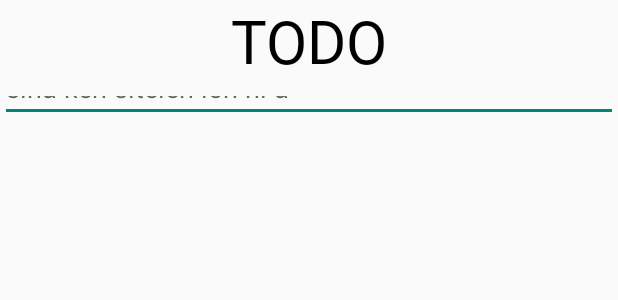
After one commit to mathmaster13/wakalito-android, an Android app built with Jetpack Compose: the layout app.xml on its own in the app's theme, with its tools: preview values and no code run, on a phone screen of 412 x 824 dp. The commit adds this screen. Shown: the top 300 px of the screen. Run offline under Robolectric (Android 15) with nearby library versions, the phone set to English and light mode, and no system bars.

Commit message:
i would REALLY like to remove all dependencies on jetpack compose. i don't want to use it. starting work on the real app

```diff
--- a/app/src/main/AndroidManifest.xml
+++ b/app/src/main/AndroidManifest.xml
@@ -15,8 +15,7 @@
         <service
             android:name="WakalitoKeyboard"
             android:exported="true"
-            android:permission="android.permission.BIND_INPUT_METHOD"
-            android:theme="@style/Theme.NasinSitelenWakalito">
+            android:permission="android.permission.BIND_INPUT_METHOD">
             <meta-data
                 android:name="android.view.im"
                 android:resource="@xml/method" />
--- /dev/null
+++ b/app/src/main/res/layout/app.xml
@@ -0,0 +1,27 @@
+<?xml version="1.0" encoding="utf-8"?>
+<LinearLayout xmlns:android="http://schemas.android.com/apk/res/android"
+    xmlns:app="http://schemas.android.com/apk/res-auto"
+    xmlns:tools="http://schemas.android.com/tools"
+    android:orientation="vertical"
+    android:layout_width="match_parent"
+    android:layout_height="match_parent">
+<!--TODO change text size, edittext height, etc. possibly use linja sike for the credit text because it looks a bit nicer?-->
+    <TextView
+        android:id="@+id/textView"
+        android:layout_width="match_parent"
+        android:layout_height="wrap_content"
+        android:gravity="center"
+        android:textSize="40sp"
+        app:fontFamily="@font/compose_glyph_font"
+        android:fontFamily="@font/compose_glyph_font"
+        tools:ignore="SpUsage"
+        android:textColor="@color/text_color"
+        android:text="TODO"/>
+    <EditText
+        android:layout_width="match_parent"
+        android:layout_height="@dimen/text_height"
+        android:importantForAutofill="no"
+        android:hint="sina ken sitelen lon ni a"
+        android:inputType="text" />
+
+</LinearLayout>
```
Also changed, not shown: app/src/main/java/io/github/mathmaster13/wakalito/MainActivity.kt (+3 -39 lines).
